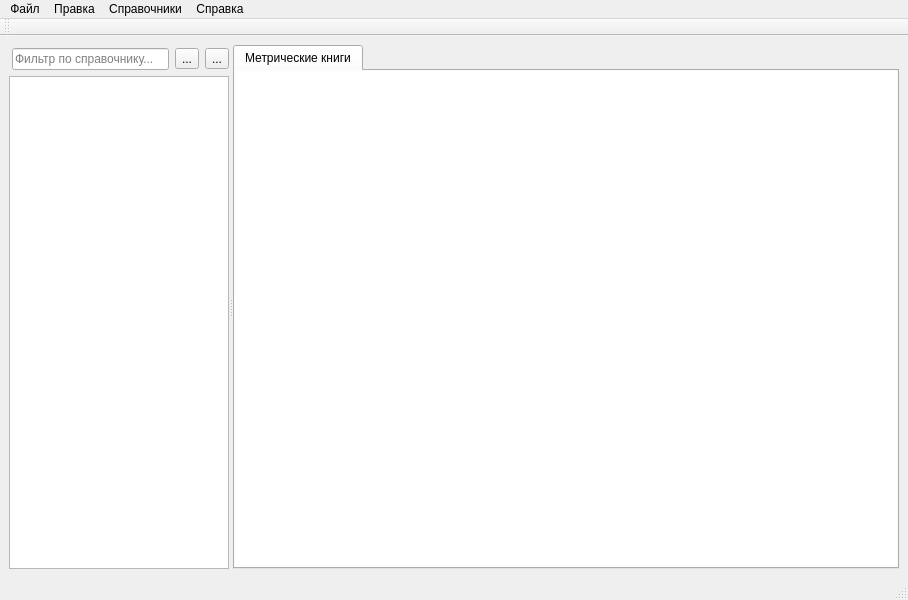
Old version of the form ui/main_window.ui in the repository caxapyk/gaoo-cfp.
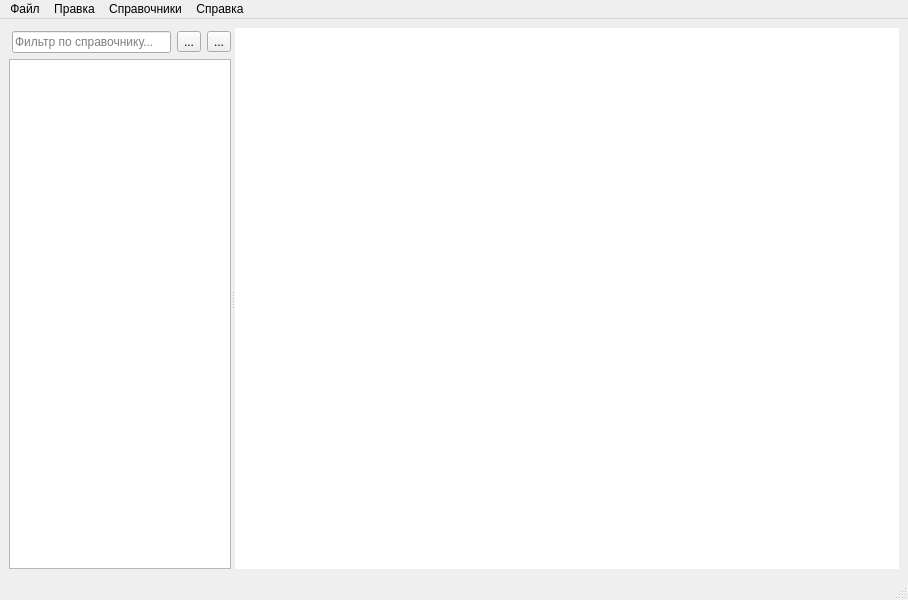
New version of the form. Icons and pictures are not drawn.

Diff of the .ui file:
```diff
--- a/ui/main_window.ui
+++ b/ui/main_window.ui
@@ -139,54 +139,13 @@
        </property>
        <layout class="QHBoxLayout" name="horizontalLayout_2">
         <item>
-         <widget class="QSplitter" name="splitter">
-          <property name="orientation">
-           <enum>Qt::Vertical</enum>
+         <widget class="QListView" name="listView">
+          <property name="autoFillBackground">
+           <bool>false</bool>
           </property>
-          <widget class="QTabWidget" name="tabWidget">
-           <property name="enabled">
-            <bool>true</bool>
-           </property>
-           <property name="currentIndex">
-            <number>0</number>
-           </property>
-           <widget class="QWidget" name="tab_7">
-            <attribute name="icon">
-             <iconset resource="../resources.qrc">
-              <normaloff>:/icons/church-16.png</normaloff>:/icons/church-16.png</iconset>
-            </attribute>
-            <attribute name="title">
-             <string>Метрические книги</string>
-            </attribute>
-            <layout class="QVBoxLayout" name="verticalLayout_2">
-             <property name="spacing">
-              <number>6</number>
-             </property>
-             <property name="leftMargin">
-              <number>0</number>
-             </property>
-             <property name="topMargin">
-              <number>0</number>
-             </property>
-             <property name="rightMargin">
-              <number>0</number>
-             </property>
-             <property name="bottomMargin">
-              <number>0</number>
-             </property>
-             <item>
-              <widget class="QListView" name="listView">
-               <property name="autoFillBackground">
-                <bool>false</bool>
-               </property>
-               <property name="styleSheet">
-                <string notr="true">border:none;</string>
-               </property>
-              </widget>
-             </item>
-            </layout>
-           </widget>
-          </widget>
+          <property name="styleSheet">
+           <string notr="true">border:none;</string>
+          </property>
          </widget>
         </item>
        </layout>
@@ -235,17 +194,6 @@
    <addaction name="menu_2"/>
   </widget>
   <widget class="QStatusBar" name="statusbar"/>
-  <widget class="QToolBar" name="toolBar">
-   <property name="windowTitle">
-    <string>toolBar</string>
-   </property>
-   <attribute name="toolBarArea">
-    <enum>TopToolBarArea</enum>
-   </attribute>
-   <attribute name="toolBarBreak">
-    <bool>false</bool>
-   </attribute>
-  </widget>
   <action name="action_about">
    <property name="text">
     <string>О программе</string>
```
Left out of the diff: 6 changed lines with no effect on the pictures.
